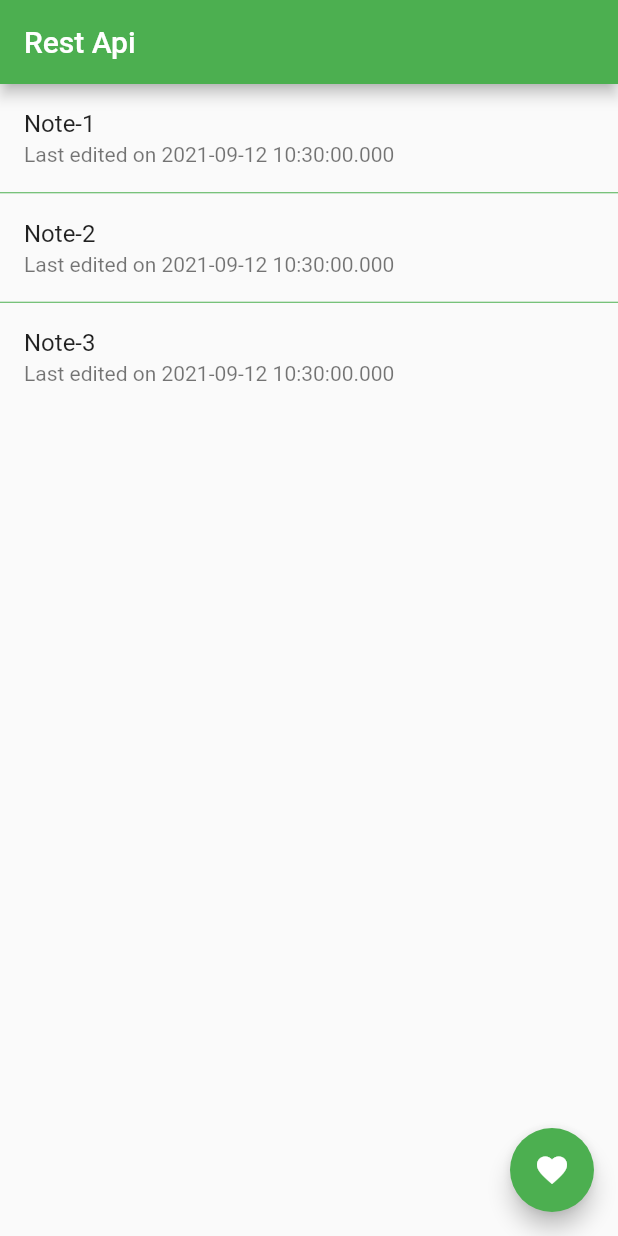
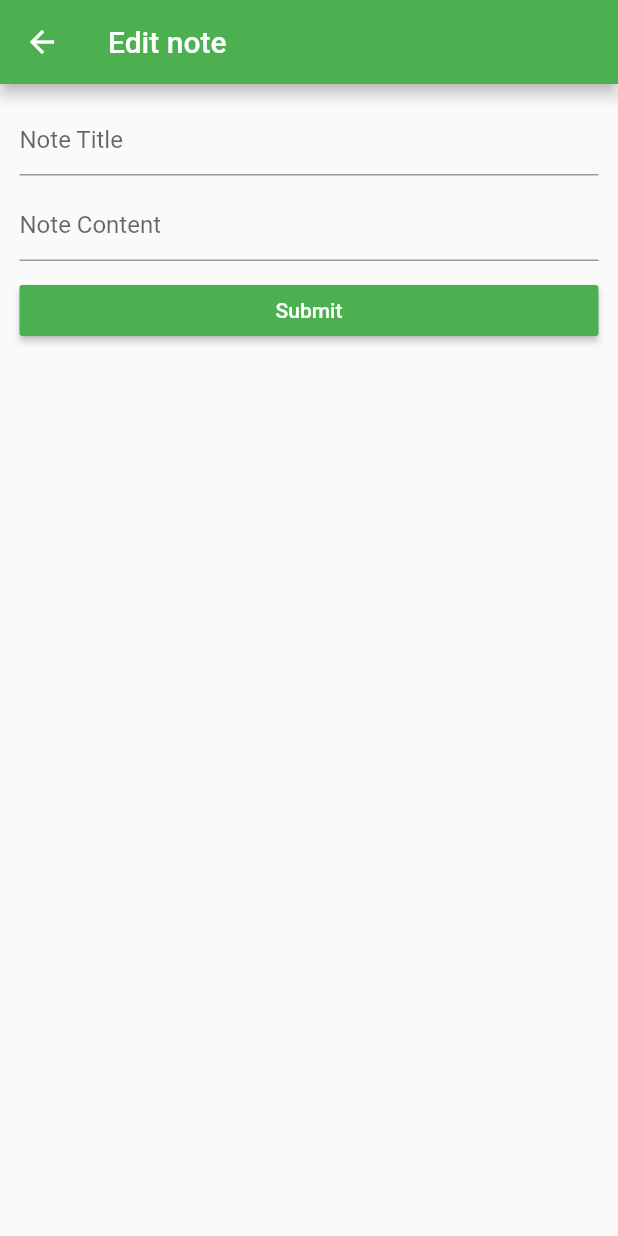
Before and after one commit to ramimhossain12/Flutter-Rest-Api, a Flutter app: the screen it shows after launch, after a tap on the "favorite" icon, on a phone screen of 412 x 824 dp. Run offline on Flutter 3.47's test engine with Material 2 defaults, Android fonts, the light colour scheme and no system bars.

Commit message:
Design Completed

```diff
--- a/lib/models/note_for_listing.dart
+++ b/lib/models/note_for_listing.dart
@@ -4,6 +4,6 @@ class NoteForListing {
   DateTime createDateTime;
   DateTime latestEditDateTime;
 
-  NoteForListing(
-      this.noteID, this.noteTitle, this.createDateTime, this.latestEditDateTime);
+  NoteForListing(this.noteID, this.noteTitle, this.createDateTime,
+      this.latestEditDateTime);
 }
--- a/lib/views/note_list.dart
+++ b/lib/views/note_list.dart
@@ -1,11 +1,15 @@
 import 'package:flutter/material.dart';
 import 'package:rest_api/models/note_for_listing.dart';
 
+import 'note_delete.dart';
+import 'note_modify.dart';
+
 final notes = [
-      new NoteForListing("1", "Note-1", DateTime.now(), DateTime.now()),
-      new NoteForListing("2", "Note-2", DateTime.now(), DateTime.now()),
-      new NoteForListing("3", "Note-3", DateTime.now(), DateTime.now()),
+  new NoteForListing("1", "Note-1", DateTime.now(), DateTime.now()),
+  new NoteForListing("2", "Note-2", DateTime.now(), DateTime.now()),
+  new NoteForListing("3", "Note-3", DateTime.now(), DateTime.now()),
 ];
+
 class NoteList extends StatelessWidget {
   @override
   Widget build(BuildContext context) {
@@ -15,7 +19,10 @@ class NoteList extends StatelessWidget {
         ),
         floatingActionButton: FloatingActionButton(
           onPressed: () {
-
+            Navigator.of(context).push(MaterialPageRoute(
+                builder: (context) => NoteModify(
+                      noteID: '',
+                    )));
           },
           child: Icon(Icons.favorite),
         ),
@@ -25,12 +32,39 @@ class NoteList extends StatelessWidget {
             color: Colors.green,
           ),
           itemBuilder: (_, index) {
-            return ListTile(
+            return Dismissible(
+              key: ValueKey(notes[index].noteID),
+              direction: DismissDirection.startToEnd,
+              onDismissed: (direction) {},
+              confirmDismiss: (direction) async {
+                final result = await showDialog(
+                    context: context, builder: (context) => NoteDelete());
 
-              title: Text(
-                notes[index].noteTitle,
+                return result;
+              },
+              background: Container(
+                color: Colors.redAccent,
+                padding: EdgeInsets.only(left: 16),
+                child: Align(
+                  child: Icon(
+                    Icons.delete,
+                    color: Colors.white,
+                  ),
+                  alignment: Alignment.centerLeft,
+                ),
               ),
-              subtitle: Text('Last edited on ${notes[index].latestEditDateTime}') ,
+              child: ListTile(
+                title: Text(
+                  notes[index].noteTitle,
+                ),
+                subtitle:
+                    Text('Last edited on ${notes[index].latestEditDateTime}'),
+                onTap: () {
+                  Navigator.of(context).push(MaterialPageRoute(
+                      builder: (context) =>
+                          NoteModify(noteID: notes[index].noteID)));
+                },
+              ),
             );
           },
           itemCount: notes.length,
--- /dev/null
+++ b/lib/views/note_modify.dart
@@ -0,0 +1,53 @@
+import 'package:flutter/material.dart';
+
+class NoteModify extends StatelessWidget {
+  final String noteID;
+
+  bool get isEditing => noteID != null;
+
+  NoteModify({required this.noteID});
+
+  @override
+  Widget build(BuildContext context) {
+    return Scaffold(
+      appBar: AppBar(
+        title: Text(isEditing ? 'Edit note' : 'Create note'),
+      ),
+      body: Padding(
+        padding: const EdgeInsets.all(13),
+        child: Column(
+          children: [
+            TextField(
+              decoration: InputDecoration(hintText: 'Note Title'),
+            ),
+            Container(
+              height: 9,
+            ),
+            TextField(
+              decoration: InputDecoration(hintText: 'Note Content'),
+            ),
+            Container(
+              height: 16,
+            ),
+            SizedBox(
+              width: double.infinity,
+              height: 34,
+              child: RaisedButton(
+                onPressed: () {
+                  Navigator.of(context).pop();
+                  if (isEditing) {
+                  } else {}
+                },
+                child: Text(
+                  'Submit',
+                  style: TextStyle(color: Colors.white),
+                ),
+                color: Theme.of(context).primaryColor,
+              ),
+            ),
+          ],
+        ),
+      ),
+    );
+  }
+}
```
Also changed, not shown: lib/views/note_delete.dart (added, +27 -0 lines), lib/main.dart (line endings or trailing spaces), 13 other files.
